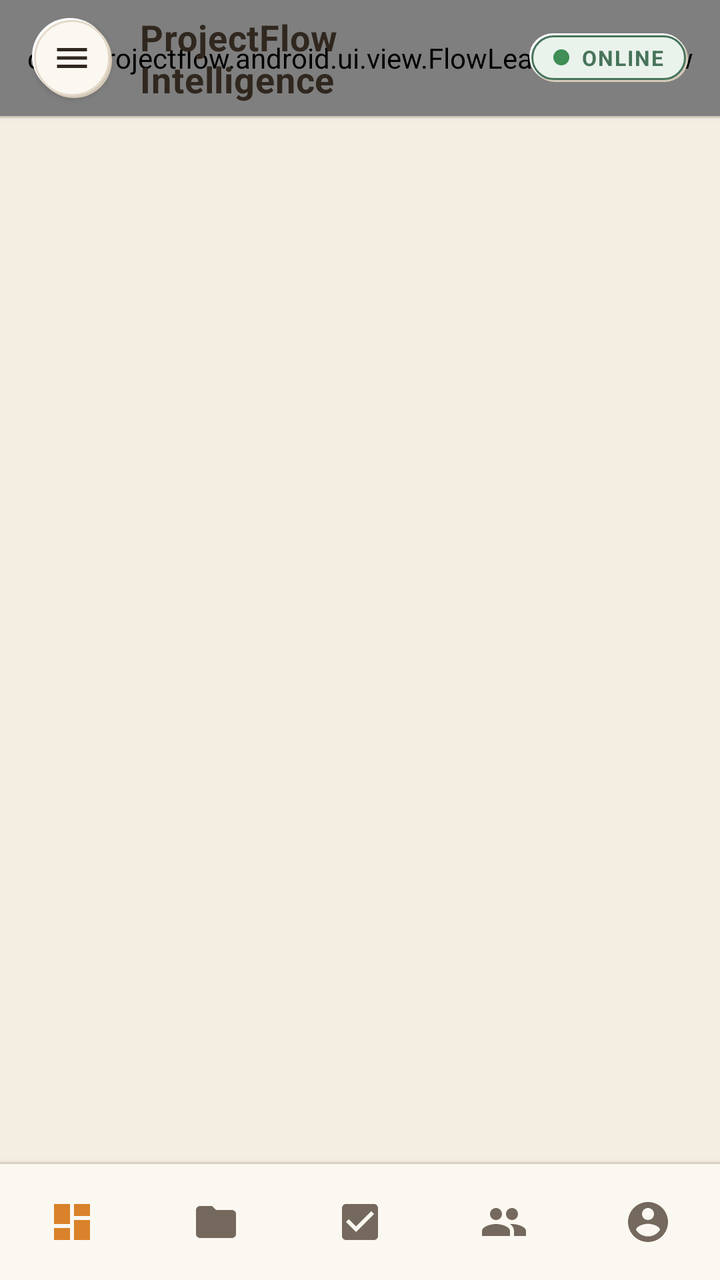
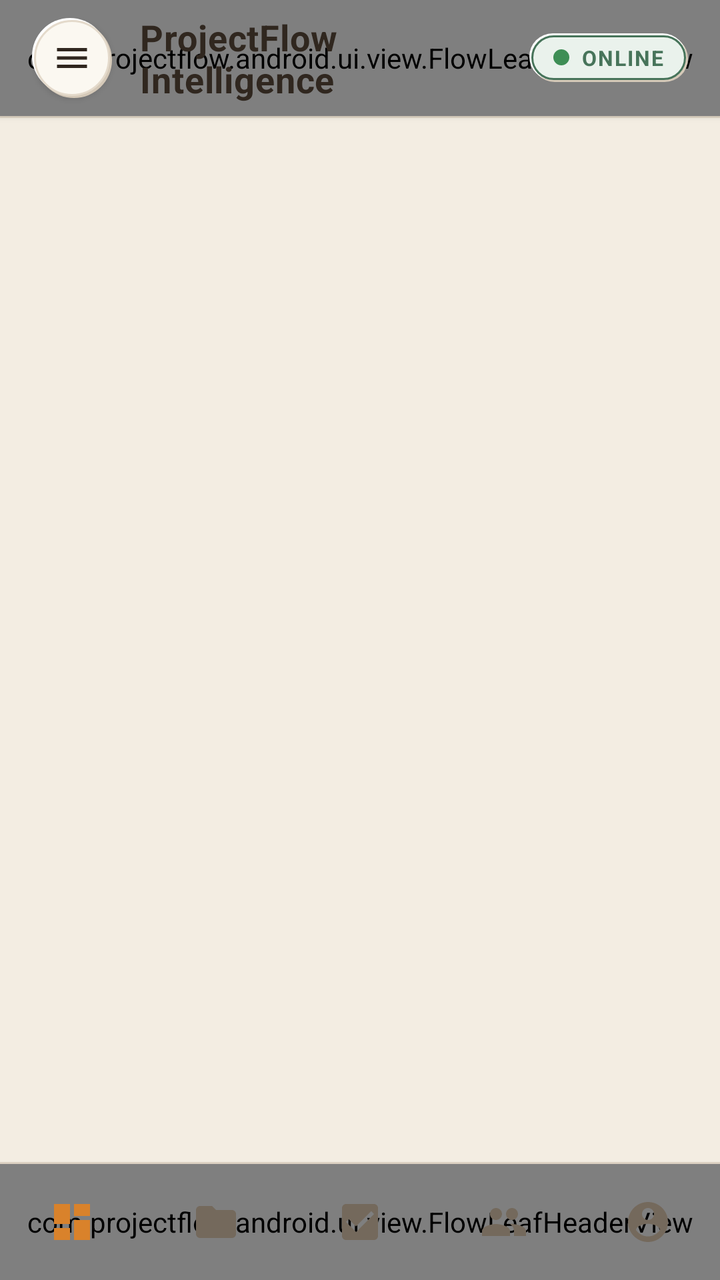

Screens rendered from an Android XML layout before and after an edit, with the pre-edit source and the edit as a unified diff.
<!-- AndroidManifest.xml: application theme Theme.ProjectFlow -->
<!-- res/layout/activity_main.xml -->
<?xml version="1.0" encoding="utf-8"?>
<androidx.drawerlayout.widget.DrawerLayout xmlns:android="http://schemas.android.com/apk/res/android"
    xmlns:app="http://schemas.android.com/apk/res-auto"
    xmlns:tools="http://schemas.android.com/tools"
    android:id="@+id/drawer_layout"
    android:layout_width="match_parent"
    android:layout_height="match_parent"
    android:fitsSystemWindows="true">

    
    <LinearLayout
        android:layout_width="match_parent"
        android:layout_height="match_parent"
        android:background="@color/limestone_ivory"
        android:orientation="vertical">

        
        <FrameLayout
            android:layout_width="match_parent"
            android:layout_height="58dp"
            android:background="@color/chalk_white"
            android:elevation="2dp">

            
            <com.projectflow.android.ui.view.FlowLeafHeaderView
                android:id="@+id/flowLeafHeader"
                android:layout_width="match_parent"
                android:layout_height="match_parent" />

            <LinearLayout
                android:id="@+id/topBar"
                android:layout_width="match_parent"
                android:layout_height="match_parent"
                android:gravity="center_vertical"
                android:orientation="horizontal"
                android:paddingStart="16dp"
                android:paddingEnd="16dp">

                <ImageView
                    android:id="@+id/btnMenu"
                    android:layout_width="40dp"
                    android:layout_height="40dp"
                    android:background="@drawable/bg_neu_circle"
                    android:contentDescription="Menu"
                    android:elevation="2dp"
                    android:padding="10dp"
                    android:src="@drawable/ic_menu"
                    app:tint="@color/text_main" />

                <TextView
                    android:id="@+id/tvHeaderTitle"
                    android:layout_width="0dp"
                    android:layout_height="wrap_content"
                    android:layout_marginStart="14dp"
                    android:layout_weight="1"
                    android:letterSpacing="0.015"
                    android:text="@string/brand_name"
                    android:textColor="@color/text_main"
                    android:textSize="18sp"
                    android:textStyle="bold" />

                <TextView
                    android:id="@+id/tvWorkspaceBadge"
                    android:layout_width="wrap_content"
                    android:layout_height="wrap_content"
                    android:background="@drawable/bg_online_pill"
                    android:drawableStart="@drawable/bg_dot_done"
                    android:drawablePadding="6dp"
                    android:letterSpacing="0.06"
                    android:paddingStart="12dp"
                    android:paddingTop="5dp"
                    android:paddingEnd="12dp"
                    android:paddingBottom="5dp"
                    android:text="ONLINE"
                    android:textColor="@color/earth_success"
                    android:textSize="10.5sp"
                    android:textStyle="bold" />
            </LinearLayout>
        </FrameLayout>

        <View
            android:layout_width="match_parent"
            android:layout_height="1dp"
            android:background="@color/natural_border" />

        
        <FrameLayout
            android:id="@+id/fragment_container"
            android:layout_width="match_parent"
            android:layout_height="0dp"
            android:layout_weight="1" />

        <View
            android:layout_width="match_parent"
            android:layout_height="1dp"
            android:background="@color/natural_border" />

        
        <com.google.android.material.bottomnavigation.BottomNavigationView
            android:id="@+id/bottom_nav"
            android:layout_width="match_parent"
            android:layout_height="58dp"
            android:background="@color/chalk_white"
            app:itemActiveIndicatorStyle="@style/Widget.ProjectFlow.BottomNavIndicator"
            app:itemIconTint="@color/selector_bottom_nav_icon"
            app:labelVisibilityMode="unlabeled"
            app:menu="@menu/bottom_nav_menu" />
    </LinearLayout>

    
    <com.google.android.material.navigation.NavigationView
        android:id="@+id/navigation_view"
        android:layout_width="300dp"
        android:layout_height="match_parent"
        android:layout_gravity="start"
        android:background="@color/chalk_white"
        android:fitsSystemWindows="true"
        app:headerLayout="@layout/drawer_header"
        app:itemBackground="@drawable/selector_drawer_item"
        app:itemIconTint="@color/selector_drawer_icon"
        app:itemTextColor="@color/selector_drawer_text"
        app:menu="@menu/drawer_menu" />

</androidx.drawerlayout.widget.DrawerLayout>
<!-- res/layout/drawer_header.xml (included above) -->
<?xml version="1.0" encoding="utf-8"?>
<LinearLayout xmlns:android="http://schemas.android.com/apk/res/android"
    android:layout_width="match_parent"
    android:layout_height="180dp"
    android:background="@drawable/bg_drawer_header_gradient"
    android:gravity="bottom"
    android:orientation="vertical"
    android:padding="20dp">

    
    <LinearLayout
        android:layout_width="54dp"
        android:layout_height="54dp"
        android:background="@drawable/bg_drawer_logo_badge"
        android:gravity="center"
        android:padding="9dp">

        <ImageView
            android:layout_width="match_parent"
            android:layout_height="match_parent"
            android:adjustViewBounds="true"
            android:contentDescription="@string/brand_name"
            android:src="@drawable/logo_clean" />
    </LinearLayout>

    <TextView
        android:layout_width="wrap_content"
        android:layout_height="wrap_content"
        android:layout_marginTop="12dp"
        android:letterSpacing="0.015"
        android:text="@string/brand_name"
        android:textColor="@color/text_main"
        android:textSize="18sp"
        android:textStyle="bold" />

    <TextView
        android:layout_width="wrap_content"
        android:layout_height="wrap_content"
        android:layout_marginTop="2dp"
        android:text="Workspace: Engineering &amp; Innovation"
        android:textColor="@color/secondary_sand"
        android:textSize="12sp" />

</LinearLayout>
<!-- resources referenced by this layout -->
<resources>
  <color name="chalk_white">#FBF8F1</color>
  <color name="earth_success">#47745A</color>
  <color name="limestone_ivory">#F3EDE2</color>
  <color name="natural_border">#E1D6C6</color>
  <color name="secondary_sand">#D9C9B2</color>
  <color name="text_main">#30271F</color>
  <!-- drawable bg_dot_done (drawable) -->
  <?xml version="1.0" encoding="utf-8"?>
  <shape xmlns:android="http://schemas.android.com/apk/res/android"
      android:shape="oval">
      <size android:width="8dp" android:height="8dp" />
      <solid android:color="@color/chart_done" />
  </shape>
  <!-- drawable bg_drawer_header_gradient (drawable) -->
  <?xml version="1.0" encoding="utf-8"?>
  <shape xmlns:android="http://schemas.android.com/apk/res/android"
      android:shape="rectangle">
      <gradient
          android:angle="135"
          android:startColor="@color/earth_surface"
          android:centerColor="@color/neu_surface"
          android:endColor="@color/earth_bg"
          android:type="linear" />
  </shape>
  <!-- drawable ic_menu (drawable) -->
  <vector xmlns:android="http://schemas.android.com/apk/res/android"
      android:width="24dp"
      android:height="24dp"
      android:viewportWidth="24"
      android:viewportHeight="24">
      <path
          android:fillColor="@android:color/white"
          android:pathData="M3,18h18v-2H3v2zm0,-5h18v-2H3v2zm0,-7v2h18V6H3z" />
  </vector>
  <!-- drawable selector_drawer_item (drawable) -->
  <?xml version="1.0" encoding="utf-8"?>
  <selector xmlns:android="http://schemas.android.com/apk/res/android">
      <item android:drawable="@drawable/bg_drawer_item_selected" android:state_checked="true" />
      <item android:drawable="@drawable/bg_drawer_item_selected" android:state_pressed="true" />
      <item android:drawable="@android:color/transparent" />
  </selector>
  <string name="brand_name">ProjectFlow Intelligence</string>
  <style name="Widget.ProjectFlow.BottomNavIndicator" parent="Widget.Material3.BottomNavigationView.ActiveIndicator">
          <item name="android:color">@color/neu_surface_pressed</item>
          <item name="android:width">48dp</item>
          <item name="android:height">32dp</item>
      </style>
  <style name="Theme.ProjectFlow" parent="Theme.MaterialComponents.DayNight.NoActionBar">
          
          <item name="colorPrimary">@color/primary_earth</item>
          <item name="colorPrimaryVariant">@color/deep_earth</item>
          <item name="colorOnPrimary">@color/earth_raised</item>
  
          
          <item name="colorSecondary">@color/muted_clay</item>
          <item name="colorSecondaryVariant">@color/secondary_sand</item>
          <item name="colorOnSecondary">@color/text_main</item>
  
          
          <item name="android:statusBarColor">@color/earth_surface</item>
          <item name="android:windowLightStatusBar">true</item>
  
          
          <item name="android:windowBackground">@color/earth_bg</item>
          <item name="colorSurface">@color/earth_surface</item>
          <item name="colorOnSurface">@color/text_main</item>
      </style>
  <color name="chart_done">#3E8E55</color>
  <color name="earth_surface">#FBF8F1</color>
  <color name="neu_surface">#FBF8F1</color>
  <color name="earth_bg">#F3EDE2</color>
  <color name="neu_shadow_deep">#C2B3A0</color>
  <color name="neu_highlight">#FFFFFFFF</color>
  <color name="neu_border">#E4DACB</color>
  <color name="neu_shadow_soft">#D5C9B8</color>
  <color name="earth_success_light">#EAF2EC</color>
  <!-- drawable bg_drawer_item_selected (drawable) -->
  <?xml version="1.0" encoding="utf-8"?>
  <shape xmlns:android="http://schemas.android.com/apk/res/android"
      android:shape="rectangle">
      <corners android:radius="14dp" />
      <solid android:color="@color/neu_surface_pressed" />
      <stroke
          android:width="1dp"
          android:color="@color/neu_border" />
  </shape>
  <color name="neu_surface_pressed">#EBE4D5</color>
  <color name="primary_earth">#795B43</color>
  <color name="deep_earth">#493628</color>
  <color name="earth_raised">#FFFDF8</color>
  <color name="muted_clay">#B69A78</color>
  <!-- unchanged entries left out for length: 4 -->
</resources>

<!-- the commit's change to res/layout/activity_main.xml (unified diff, before → after) -->
@@ -96,15 +96,30 @@
             android:background="@color/natural_border" />
 
         
-        <com.google.android.material.bottomnavigation.BottomNavigationView
-            android:id="@+id/bottom_nav"
+        <FrameLayout
             android:layout_width="match_parent"
             android:layout_height="58dp"
             android:background="@color/chalk_white"
-            app:itemActiveIndicatorStyle="@style/Widget.ProjectFlow.BottomNavIndicator"
-            app:itemIconTint="@color/selector_bottom_nav_icon"
-            app:labelVisibilityMode="unlabeled"
-            app:menu="@menu/bottom_nav_menu" />
+            android:elevation="4dp">
+
+            
+            <com.projectflow.android.ui.view.FlowLeafHeaderView
+                android:id="@+id/flowLeafFooter"
+                android:layout_width="match_parent"
+                android:layout_height="match_parent" />
+
+            
+            <com.google.android.material.bottomnavigation.BottomNavigationView
+                android:id="@+id/bottom_nav"
+                android:layout_width="match_parent"
+                android:layout_height="match_parent"
+                android:background="@android:color/transparent"
+                app:elevation="0dp"
+                app:itemActiveIndicatorStyle="@style/Widget.ProjectFlow.BottomNavIndicator"
+                app:itemIconTint="@color/selector_bottom_nav_icon"
+                app:labelVisibilityMode="unlabeled"
+                app:menu="@menu/bottom_nav_menu" />
+        </FrameLayout>
     </LinearLayout>
 
     
